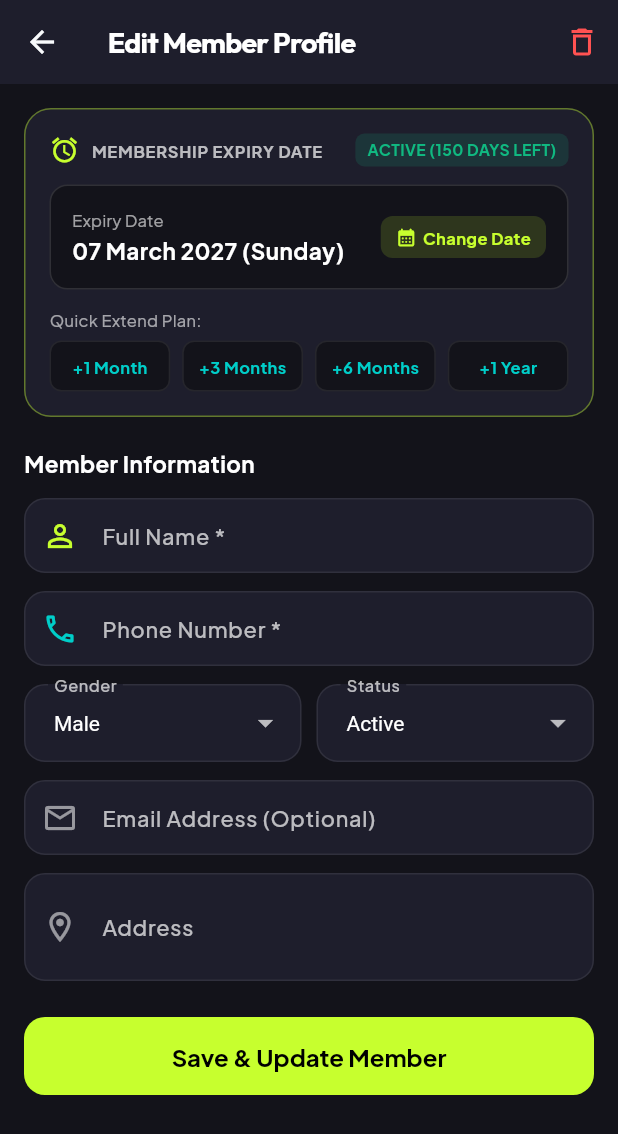
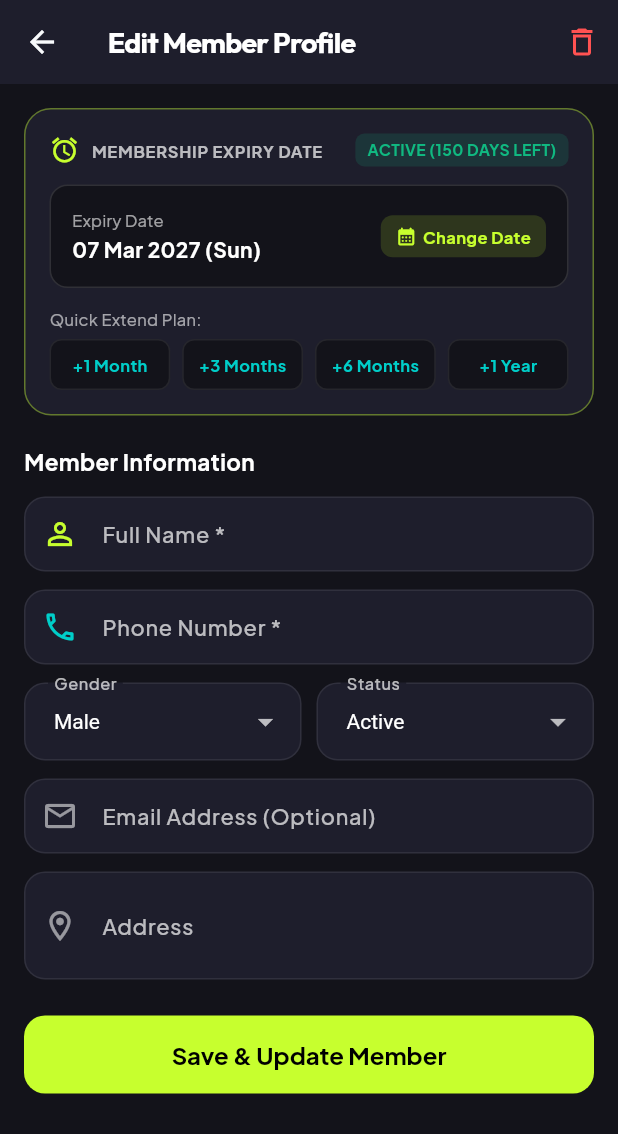
Before and after one commit to akhtarhussain786/gymdesktop, a Flutter app: the AdminEditMemberScreen screen opened directly with empty values, after a tap on "+1 Month", after a tap on "+3 Months", on a phone screen of 412 x 824 dp. Shown: the top 1134 px of the screen. Run offline on Flutter 3.47's test engine with Material 3 defaults, Android fonts, the phone set to English and light mode, and no system bars; our stand-ins replace flutter_secure_storage, google_fonts, image_picker, qr_flutter, shared_preferences, webview_flutter; accounts and stored records are empty; network calls fail; project files that could hold a hidden picture were left out.

Commit message:
fix(flutter): Resolve RenderFlex right overflow on Edit Member Profile and SaaS Billing screens

```diff
--- a/gym_member_app/lib/screens/admin/admin_edit_member_screen.dart
+++ b/gym_member_app/lib/screens/admin/admin_edit_member_screen.dart
@@ -276,17 +276,21 @@ class _AdminEditMemberScreenState extends State<AdminEditMemberScreen> {
                         child: Row(
                           mainAxisAlignment: MainAxisAlignment.spaceBetween,
                           children: [
-                            Column(
+                            Expanded(
+                              child: Column(
                                 crossAxisAlignment: CrossAxisAlignment.start,
                                 children: [
                                   const Text('Expiry Date', style: TextStyle(color: Colors.white60, fontSize: 11)),
                                   const SizedBox(height: 2),
                                   Text(
-                                  DateFormat('dd MMMM yyyy (EEEE)').format(_expiryDate),
-                                  style: const TextStyle(color: Colors.white, fontWeight: FontWeight.bold, fontSize: 15),
+                                    DateFormat('dd MMM yyyy (EEE)').format(_expiryDate),
+                                    style: const TextStyle(color: Colors.white, fontWeight: FontWeight.bold, fontSize: 14),
+                                    overflow: TextOverflow.ellipsis,
                                   ),
                                 ],
                               ),
+                            ),
+                            const SizedBox(width: 8),
                             Container(
                               padding: const EdgeInsets.symmetric(horizontal: 10, vertical: 6),
                               decoration: BoxDecoration(
@@ -294,6 +298,7 @@ class _AdminEditMemberScreenState extends State<AdminEditMemberScreen> {
                                 borderRadius: BorderRadius.circular(8),
                               ),
                               child: const Row(
+                                mainAxisSize: MainAxisSize.min,
                                 children: [
                                   Icon(Icons.calendar_month_rounded, size: 14, color: AppColors.lime),
                                   SizedBox(width: 4),
```
Also changed, not shown: gym_member_app/lib/screens/admin/admin_saas_subscription_screen.dart (+14 -8 lines). Lines whose indentation alone changed are shown as unchanged.
